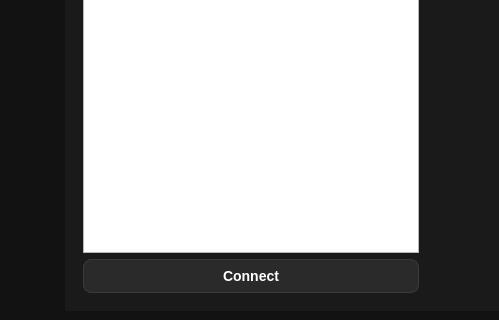
Before: the Qt Designer form desktop-client/mainwindow.ui in JaymanR/pi-dash, drawn with Qt 5; both pictures show x 0 to 499 and y 280 to 600 of the 800 by 600 pixel window.
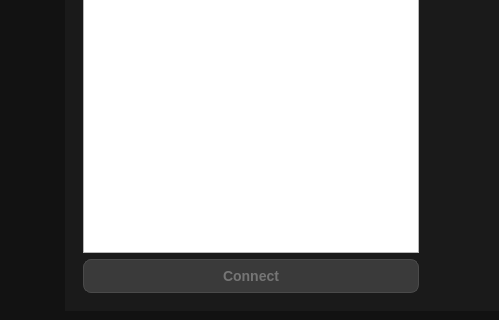
After: the same form once the commit is applied. Icons and pictures are not drawn.

The edit to the form file:
```diff
--- a/desktop-client/mainwindow.ui
+++ b/desktop-client/mainwindow.ui
@@ -151,6 +151,9 @@
            </item>
            <item>
             <widget class="QPushButton" name="connectButton">
+             <property name="enabled">
+              <bool>false</bool>
+             </property>
              <property name="text">
               <string>Connect</string>
              </property>
```
